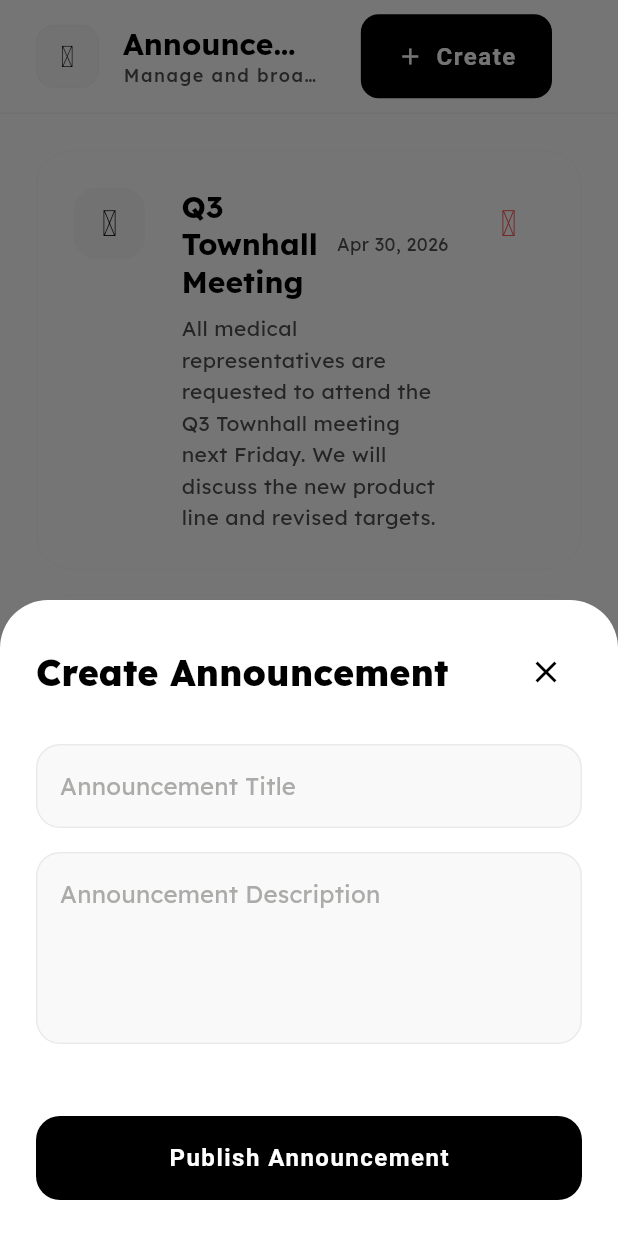
After one commit to rajdeep-py/MR-REPORTING-ADMIN, a Flutter app: the AnnouncementScreen screen opened by its route, after a tap on "Create", on a phone screen of 412 x 824 dp. The commit adds this screen. Run offline on Flutter 3.47's test engine with Material 3 defaults, Android fonts, the phone set to English and light mode, and no system bars; our stand-ins replace animate_do, file_picker, flutter_riverpod, go_router, iconsax, table_calendar.

Commit message:
Implement announcement management system with creation and listing features

```diff
--- /dev/null
+++ b/lib/cards/announcement/announcement_card.dart
@@ -0,0 +1,73 @@
+import 'package:flutter/material.dart';
+import 'package:flutter_riverpod/flutter_riverpod.dart';
+import 'package:iconsax/iconsax.dart';
+import 'package:intl/intl.dart';
+import '../../theme/app_theme.dart';
+import '../../models/announcement.dart';
+import '../../providers/announcement_provider.dart';
+
+class AnnouncementCard extends ConsumerWidget {
+  final Announcement announcement;
+  const AnnouncementCard({super.key, required this.announcement});
+
+  @override
+  Widget build(BuildContext context, WidgetRef ref) {
+    return Container(
+      margin: const EdgeInsets.only(bottom: 16),
+      padding: const EdgeInsets.all(24),
+      decoration: BoxDecoration(
+        color: AppColors.white,
+        borderRadius: BorderRadius.circular(24),
+        border: Border.all(color: AppColors.lightGrey.withAlpha(128)),
+      ),
+      child: Row(
+        crossAxisAlignment: CrossAxisAlignment.start,
+        children: [
+          Container(
+            padding: const EdgeInsets.all(12),
+            decoration: BoxDecoration(
+              color: AppColors.surface,
+              borderRadius: BorderRadius.circular(16),
+            ),
+            child: const Icon(Iconsax.notification, color: AppColors.black),
+          ),
+          const SizedBox(width: 24),
+          Expanded(
+            child: Column(
+              crossAxisAlignment: CrossAxisAlignment.start,
+              children: [
+                Row(
+                  mainAxisAlignment: MainAxisAlignment.spaceBetween,
+                  children: [
+                    Expanded(
+                      child: Text(
+                        announcement.title,
+                        style: Theme.of(context).textTheme.titleLarge?.copyWith(fontWeight: FontWeight.w700),
+                      ),
+                    ),
+                    Text(
+                      DateFormat('MMM dd, yyyy').format(announcement.createdAt),
+                      style: const TextStyle(color: AppColors.darkGrey, fontSize: 12),
+                    ),
+                  ],
+                ),
+                AppGaps.smallV,
+                Text(
+                  announcement.description,
+                  style: const TextStyle(color: AppColors.darkGrey, height: 1.5),
+                ),
+              ],
+            ),
+          ),
+          const SizedBox(width: 16),
+          IconButton(
+            onPressed: () {
+              ref.read(announcementProvider.notifier).deleteAnnouncement(announcement.id);
+            },
+            icon: const Icon(Iconsax.trash, color: AppColors.error),
+          ),
+        ],
+      ),
+    );
+  }
+}
--- /dev/null
+++ b/lib/cards/announcement/create_announcement_card.dart
@@ -0,0 +1,102 @@
+import 'package:flutter/material.dart';
+import 'package:flutter_riverpod/flutter_riverpod.dart';
+import 'package:go_router/go_router.dart';
+import '../../theme/app_theme.dart';
+import '../../providers/announcement_provider.dart';
+
+class CreateAnnouncementCard extends ConsumerStatefulWidget {
+  const CreateAnnouncementCard({super.key});
+
+  @override
+  ConsumerState<CreateAnnouncementCard> createState() => _CreateAnnouncementCardState();
+}
+
+class _CreateAnnouncementCardState extends ConsumerState<CreateAnnouncementCard> {
+  final TextEditingController _titleController = TextEditingController();
+  final TextEditingController _descriptionController = TextEditingController();
+
+  void _submit() {
+    final title = _titleController.text.trim();
+    final description = _descriptionController.text.trim();
+
+    if (title.isNotEmpty && description.isNotEmpty) {
+      ref.read(announcementProvider.notifier).addAnnouncement(title, description);
+      context.pop();
+    } else {
+      ScaffoldMessenger.of(context).showSnackBar(
+        const SnackBar(
+          content: Text('Please fill out all fields.'),
+          backgroundColor: AppColors.error,
+        ),
+      );
+    }
+  }
+
+  @override
+  void dispose() {
+    _titleController.dispose();
+    _descriptionController.dispose();
+    super.dispose();
+  }
+
+  @override
+  Widget build(BuildContext context) {
+    return Container(
+      padding: EdgeInsets.only(
+        left: 24,
+        right: 24,
+        top: 24,
+        bottom: MediaQuery.of(context).viewInsets.bottom + 24,
+      ),
+      decoration: const BoxDecoration(
+        color: AppColors.white,
+        borderRadius: BorderRadius.vertical(top: Radius.circular(32)),
+      ),
+      child: Column(
+        mainAxisSize: MainAxisSize.min,
+        crossAxisAlignment: CrossAxisAlignment.stretch,
+        children: [
+          Row(
+            mainAxisAlignment: MainAxisAlignment.spaceBetween,
+            children: [
+              Text('Create Announcement', style: Theme.of(context).textTheme.headlineSmall?.copyWith(fontWeight: FontWeight.w800)),
+              IconButton(icon: const Icon(Icons.close), onPressed: () => context.pop()),
+            ],
+          ),
+          AppGaps.largeV,
+          TextField(
+            controller: _titleController,
+            decoration: InputDecoration(
+              hintText: 'Announcement Title',
+              filled: true,
+              fillColor: AppColors.surface,
+              border: OutlineInputBorder(borderRadius: BorderRadius.circular(16), borderSide: BorderSide.none),
+            ),
+          ),
+          AppGaps.mediumV,
+          TextField(
+            controller: _descriptionController,
+            maxLines: 4,
+            decoration: InputDecoration(
+              hintText: 'Announcement Description',
+              filled: true,
+              fillColor: AppColors.surface,
+              border: OutlineInputBorder(borderRadius: BorderRadius.circular(16), borderSide: BorderSide.none),
+            ),
+          ),
+          AppGaps.extraLargeV,
+          ElevatedButton(
+            onPressed: _submit,
+            style: ElevatedButton.styleFrom(
+              backgroundColor: AppColors.black,
+              foregroundColor: AppColors.white,
+              padding: const EdgeInsets.symmetric(vertical: 16),
+              shape: RoundedRectangleBorder(borderRadius: BorderRadius.circular(16)),
+            ),
+            child: const Text('Publish Announcement', style: TextStyle(fontWeight: FontWeight.w600, fontSize: 16)),
+          ),
+        ],
+      ),
+    );
+  }
+}
--- /dev/null
+++ b/lib/models/announcement.dart
@@ -0,0 +1,27 @@
+class Announcement {
+  final String id;
+  final String title;
+  final String description;
+  final DateTime createdAt;
+
+  const Announcement({
+    required this.id,
+    required this.title,
+    required this.description,
+    required this.createdAt,
+  });
+
+  Announcement copyWith({
+    String? id,
+    String? title,
+    String? description,
+    DateTime? createdAt,
+  }) {
+    return Announcement(
+      id: id ?? this.id,
+      title: title ?? this.title,
+      description: description ?? this.description,
+      createdAt: createdAt ?? this.createdAt,
+    );
+  }
+}
--- /dev/null
+++ b/lib/notifiers/announcement_notifier.dart
@@ -0,0 +1,41 @@
+import 'package:flutter_riverpod/legacy.dart';
+import '../models/announcement.dart';
+
+class AnnouncementNotifier extends StateNotifier<List<Announcement>> {
+  AnnouncementNotifier() : super([]) {
+    _loadMockData();
+  }
+
+  void _loadMockData() async {
+    await Future.delayed(const Duration(milliseconds: 500));
+    final now = DateTime.now();
+    state = [
+      Announcement(
+        id: '1',
+        title: 'Q3 Townhall Meeting',
+        description: 'All medical representatives are requested to attend the Q3 Townhall meeting next Friday. We will discuss the new product line and revised targets.',
+        createdAt: now.subtract(const Duration(days: 2)),
+      ),
+      Announcement(
+        id: '2',
+        title: 'New Policy Updates',
+        description: 'Please review the updated expense reimbursement policies uploaded on the portal. These changes will be effective from next month.',
+        createdAt: now.subtract(const Duration(days: 5)),
+      ),
+    ];
+  }
+
+  void addAnnouncement(String title, String description) {
+    final newItem = Announcement(
+      id: DateTime.now().millisecondsSinceEpoch.toString(),
+      title: title,
+      description: description,
+      createdAt: DateTime.now(),
+    );
+    state = [newItem, ...state];
+  }
+
+  void deleteAnnouncement(String id) {
+    state = state.where((item) => item.id != id).toList();
+  }
+}
--- /dev/null
+++ b/lib/providers/announcement_provider.dart
@@ -0,0 +1,7 @@
+import 'package:flutter_riverpod/legacy.dart';
+import '../notifiers/announcement_notifier.dart';
+import '../models/announcement.dart';
+
+final announcementProvider = StateNotifierProvider<AnnouncementNotifier, List<Announcement>>((ref) {
+  return AnnouncementNotifier();
+});
--- a/lib/routes/app_router.dart
+++ b/lib/routes/app_router.dart
@@ -20,6 +20,7 @@ import '../screens/help_center/help_center_screen.dart';
 import '../screens/privacy_policy/privacy_policy_screen.dart';
 import '../screens/terms_conditions/terms_conditions_screen.dart';
 import '../screens/feedback/feedback_screen.dart';
+import '../screens/announcement/announcement_screen.dart';
 
 class AppRouter {
   static const splash = '/';
@@ -149,6 +150,10 @@ class AppRouter {
         path: feedback,
         builder: (context, state) => const FeedbackScreen(),
       ),
+      GoRoute(
+        path: announcements,
+        builder: (context, state) => const AnnouncementScreen(),
+      ),
     ],
   );
 }
--- /dev/null
+++ b/lib/screens/announcement/announcement_screen.dart
@@ -0,0 +1,57 @@
+import 'package:flutter/material.dart';
+import 'package:flutter_riverpod/flutter_riverpod.dart';
+import '../../theme/app_theme.dart';
+import '../../widgets/app_bar.dart';
+import '../../widgets/side_nav_bar.dart';
+import '../../providers/announcement_provider.dart';
+import '../../cards/announcement/announcement_card.dart';
+import '../../cards/announcement/create_announcement_card.dart';
+
+class AnnouncementScreen extends ConsumerWidget {
+  const AnnouncementScreen({super.key});
+
+  void _showCreateAnnouncement(BuildContext context) {
+    showModalBottomSheet(
+      context: context,
+      isScrollControlled: true,
+      backgroundColor: Colors.transparent,
+      builder: (context) => const CreateAnnouncementCard(),
+    );
+  }
+
+  @override
+  Widget build(BuildContext context, WidgetRef ref) {
+    final announcements = ref.watch(announcementProvider);
+
+    return Scaffold(
+      backgroundColor: AppColors.background,
+      appBar: PremiumAppBar(
+        title: 'Announcements',
+        subtitle: 'Manage and broadcast updates',
+        actions: [
+          ElevatedButton.icon(
+            onPressed: () => _showCreateAnnouncement(context),
+            icon: const Icon(Icons.add, size: 18),
+            label: const Text('Create'),
+            style: ElevatedButton.styleFrom(
+              backgroundColor: AppColors.black,
+              foregroundColor: AppColors.white,
+              shape: RoundedRectangleBorder(borderRadius: BorderRadius.circular(12)),
+            ),
+          ),
+          const SizedBox(width: 8),
+        ],
+      ),
+      drawer: const SideNavBar(),
+      body: announcements.isEmpty
+          ? const Center(child: Text('No announcements yet.', style: TextStyle(color: AppColors.darkGrey)))
+          : ListView.builder(
+              padding: const EdgeInsets.all(AppGaps.screenPadding),
+              itemCount: announcements.length,
+              itemBuilder: (context, index) {
+                return AnnouncementCard(announcement: announcements[index]);
+              },
+            ),
+    );
+  }
+}
```
